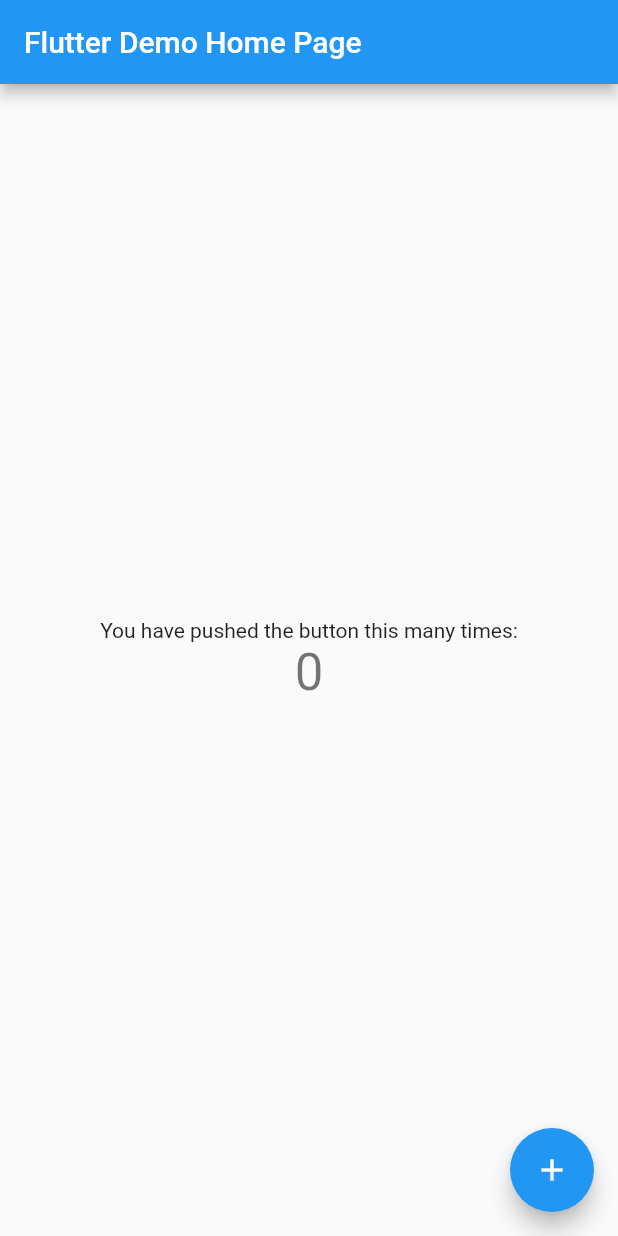
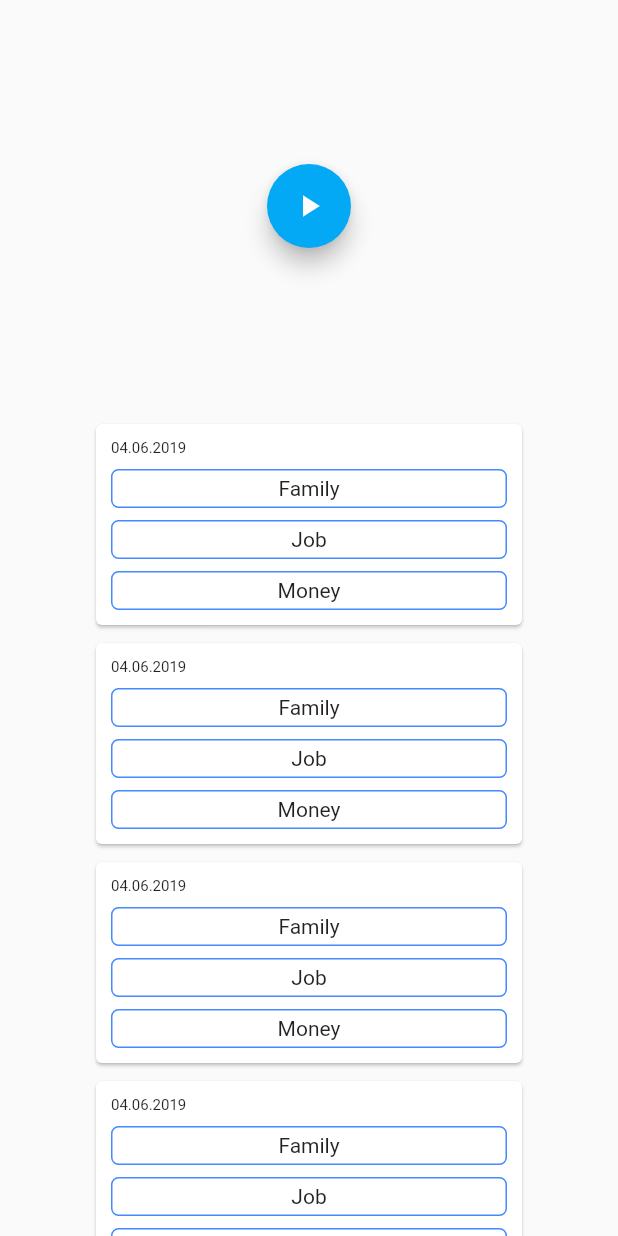
Before and after one commit to VeselinaZatchepina/priorities, a Flutter app: the screen it shows after launch, on a phone screen of 412 x 824 dp. Run offline on Flutter 3.47's test engine with Material 2 defaults, Android fonts, the phone set to English and light mode, and no system bars.

Commit message:
feat: add welcome and main route

```diff
--- /dev/null
+++ b/priorities/lib/entities/latest_test_result.dart
@@ -0,0 +1,36 @@
+class TestResult {
+  String _date;
+  String _firstLevelPriority;
+  String _secondLevelPriority;
+  String _thirdLevelPriority;
+
+  TestResult(this._date,
+      this._firstLevelPriority,
+      this._secondLevelPriority,
+      this._thirdLevelPriority);
+
+  String get date => _date;
+
+  String get firstLevelPriority => _firstLevelPriority;
+
+  String get secondLevelPriority => _secondLevelPriority;
+
+  String get thirdLevelPriority => _thirdLevelPriority;
+
+  setDate(String date) {
+    _date = date;
+  }
+
+  setFirstLevelPriority(String firstLevelPriority) {
+    _firstLevelPriority = firstLevelPriority;
+  }
+
+  setSecondLevelPriority(String secondLevelPriority) {
+    _secondLevelPriority = secondLevelPriority;
+  }
+
+  setThirdLevelPriority(String thirdLevelPriority) {
+    _thirdLevelPriority = thirdLevelPriority;
+  }
+
+}
--- a/priorities/lib/main.dart
+++ b/priorities/lib/main.dart
@@ -1,111 +1,18 @@
 import 'package:flutter/material.dart';
+import 'package:priorities/start_test/main_route.dart';
+import 'package:priorities/welcome/welcome_route.dart';
+
 
 void main() => runApp(MyApp());
 
 class MyApp extends StatelessWidget {
-  // This widget is the root of your application.
   @override
   Widget build(BuildContext context) {
     return MaterialApp(
-      title: 'Flutter Demo',
-      theme: ThemeData(
-        // This is the theme of your application.
-        //
-        // Try running your application with "flutter run". You'll see the
-        // application has a blue toolbar. Then, without quitting the app, try
-        // changing the primarySwatch below to Colors.green and then invoke
-        // "hot reload" (press "r" in the console where you ran "flutter run",
-        // or simply save your changes to "hot reload" in a Flutter IDE).
-        // Notice that the counter didn't reset back to zero; the application
-        // is not restarted.
-        primarySwatch: Colors.blue,
-      ),
-      home: MyHomePage(title: 'Flutter Demo Home Page'),
-    );
+        initialRoute: '/',
+        routes: {
+          '/': (context) => MainRoute(),
+          '/main_route': (context) => MainRoute(),
+        });
   }
 }
-
-class MyHomePage extends StatefulWidget {
-  MyHomePage({Key key, this.title}) : super(key: key);
-
-  // This widget is the home page of your application. It is stateful, meaning
-  // that it has a State object (defined below) that contains fields that affect
-  // how it looks.
-
-  // This class is the configuration for the state. It holds the values (in this
-  // case the title) provided by the parent (in this case the App widget) and
-  // used by the build method of the State. Fields in a Widget subclass are
-  // always marked "final".
-
-  final String title;
-
-  @override
-  _MyHomePageState createState() => _MyHomePageState();
-}
-
-class _MyHomePageState extends State<MyHomePage> {
-  int _counter = 0;
-
-  void _incrementCounter() {
-    setState(() {
-      // This call to setState tells the Flutter framework that something has
-      // changed in this State, which causes it to rerun the build method below
-      // so that the display can reflect the updated values. If we changed
-      // _counter without calling setState(), then the build method would not be
-      // called again, and so nothing would appear to happen.
-      _counter++;
-    });
-  }
-
-  @override
-  Widget build(BuildContext context) {
-    // This method is rerun every time setState is called, for instance as done
-    // by the _incrementCounter method above.
-    //
-    // The Flutter framework has been optimized to make rerunning build methods
-    // fast, so that you can just rebuild anything that needs updating rather
-    // than having to individually change instances of widgets.
-    return Scaffold(
-      appBar: AppBar(
-        // Here we take the value from the MyHomePage object that was created by
-        // the App.build method, and use it to set our appbar title.
-        title: Text(widget.title),
-      ),
-      body: Center(
-        // Center is a layout widget. It takes a single child and positions it
-        // in the middle of the parent.
-        child: Column(
-          // Column is also layout widget. It takes a list of children and
-          // arranges them vertically. By default, it sizes itself to fit its
-          // children horizontally, and tries to be as tall as its parent.
-          //
-          // Invoke "debug painting" (press "p" in the console, choose the
-          // "Toggle Debug Paint" action from the Flutter Inspector in Android
-          // Studio, or the "Toggle Debug Paint" command in Visual Studio Code)
-          // to see the wireframe for each widget.
-          //
-          // Column has various properties to control how it sizes itself and
-          // how it positions its children. Here we use mainAxisAlignment to
-          // center the children vertically; the main axis here is the vertical
-          // axis because Columns are vertical (the cross axis would be
-          // horizontal).
-          mainAxisAlignment: MainAxisAlignment.center,
-          children: <Widget>[
-            Text(
-              'You have pushed the button this many times:',
-            ),
-            Text(
-              '$_counter',
-              style: Theme.of(context).textTheme.display1,
-            ),
-          ],
-        ),
-      ),
-      floatingActionButton: FloatingActionButton(
-        onPressed: _incrementCounter,
-        tooltip: 'Increment',
-        child: Icon(Icons.add),
-      ), // This trailing comma makes auto-formatting nicer for build methods.
-    );
-  }
-}
--- /dev/null
+++ b/priorities/lib/start_test/main_bloc.dart
@@ -0,0 +1,29 @@
+import 'dart:async';
+import 'dart:io';
+
+import 'package:priorities/entities/latest_test_result.dart';
+import 'package:priorities/state/state.dart';
+
+class MainBloc {
+
+  final _latestResultsStreamController = StreamController<LatestResultState>();
+
+  Stream<LatestResultState> get latestResultsStream => _latestResultsStreamController.stream;
+
+  void getLatestTestResults() {
+    _latestResultsStreamController.sink.add(LatestResultState.loading());
+    sleep(const Duration(seconds: 5));
+    _latestResultsStreamController.sink.add(LatestResultState.success([
+      TestResult("04.06.2019", "Family", "Job", "Money"),
+      TestResult("04.06.2019", "Family", "Job", "Money"),
+      TestResult("04.06.2019", "Family", "Job", "Money"),
+      TestResult("04.06.2019", "Family", "Job", "Money"),
+      TestResult("04.06.2019", "Family", "Job", "Money")
+    ]));
+  }
+
+  void dispose() {
+    _latestResultsStreamController.close();
+  }
+
+}
--- /dev/null
+++ b/priorities/lib/start_test/main_route.dart
@@ -0,0 +1,155 @@
+import 'package:flutter/material.dart';
+import 'package:priorities/entities/latest_test_result.dart';
+import 'package:priorities/start_test/main_bloc.dart';
+import 'package:priorities/state/state.dart';
+
+class MainRoute extends StatefulWidget {
+  @override
+  _MainRouteState createState() => _MainRouteState();
+}
+
+class _MainRouteState extends State<MainRoute> {
+  MainBloc _mainBloc;
+
+  @override
+  Widget build(BuildContext context) {
+    return Scaffold(
+      body: SafeArea(
+        child: Column(
+          children: <Widget>[
+            Expanded(flex: 3, child: _defineStartButton()),
+            Expanded(flex: 6, child: _defineLatestResultsList())
+          ],
+        ),
+      ),
+    );
+  }
+
+  @override
+  void initState() {
+    _mainBloc = MainBloc();
+    _mainBloc.getLatestTestResults();
+    super.initState();
+  }
+
+  Widget _defineStartButton() {
+    return Container(
+      alignment: AlignmentDirectional.center,
+      child: FloatingActionButton(
+        onPressed: () {},
+        child: Icon(Icons.play_arrow),
+        backgroundColor: Colors.lightBlue,
+      ),
+    );
+  }
+
+  Widget _defineLatestResultsList() {
+    return StreamBuilder<LatestResultState>(
+      stream: _mainBloc.latestResultsStream,
+      initialData: LatestResultState.init(),
+      builder: (context, snapshot) {
+        if (snapshot.data is LatestResultInit) {
+          return Container();
+        }
+
+        if (snapshot.data is LatestResultLoading) {
+          return _buildLoading();
+        }
+
+        if (snapshot.data is LatestResultError) {
+          return _buildError();
+        }
+
+        if (snapshot.data is LatestResultSuccess) {
+          LatestResultSuccess latestResults = snapshot.data;
+          if (latestResults.testResults.isNotEmpty) {
+            return _buildDescriptionArea(latestResults.testResults);
+          } else {
+            return _buildError();
+          }
+        }
+      },
+    );
+  }
+
+  Widget _buildLoading() {
+    return Center(
+      child: CircularProgressIndicator(),
+    );
+  }
+
+  Widget _buildError() {
+    return Center(
+      child: Text('Ooops...list is empty'),
+    );
+  }
+
+  Widget _buildDescriptionArea(List<TestResult> latestResults) {
+    return Padding(
+      padding: const EdgeInsets.only(left: 60.0, right: 60.0, top: 0.0),
+      child: Center(
+        child: ListView.builder(
+            itemCount: latestResults.length,
+            itemBuilder: (BuildContext context, int index) {
+              return _buildListViewItem(latestResults[index]);
+            }),
+      ),
+    );
+  }
+
+  Widget _buildListViewItem(TestResult latestResult) {
+    return Padding(
+      padding: const EdgeInsets.only(top: 4.0),
+      child: Card(
+        child: Padding(
+          padding: const EdgeInsets.all(10.0),
+          child: Column(
+            children: <Widget>[
+              Container(
+                  alignment: AlignmentDirectional.centerStart,
+                  child: Text(
+                    latestResult.date,
+                    style: TextStyle(fontSize: 10),
+                  )),
+              _createBorderedText(latestResult.firstLevelPriority),
+              _createBorderedText(latestResult.secondLevelPriority),
+              _createBorderedText(latestResult.thirdLevelPriority),
+            ],
+          ),
+        ),
+      ),
+    );
+  }
+
+  Widget _createBorderedText(String text) {
+    return Padding(
+      padding: const EdgeInsets.only(top: 8.0),
+      child: SizedBox(
+        width: double.infinity,
+        child: Container(
+            alignment: AlignmentDirectional.center,
+            decoration: _circleBorderDecoration(),
+            child: Padding(
+              padding: const EdgeInsets.all(4.0),
+              child: Text(
+                text,
+                style: TextStyle(),
+              ),
+            )),
+      ),
+    );
+  }
+
+  BoxDecoration _circleBorderDecoration() {
+    return BoxDecoration(
+      border: Border.all(width: 1.0, color: Colors.blueAccent),
+      borderRadius: BorderRadius.all(Radius.circular(5.0)),
+    );
+  }
+
+  @override
+  void dispose() {
+    _mainBloc.dispose();
+    super.dispose();
+  }
+}
--- /dev/null
+++ b/priorities/lib/state/state.dart
@@ -0,0 +1,27 @@
+import 'package:priorities/entities/latest_test_result.dart';
+
+class LatestResultState {
+  LatestResultState();
+
+  factory LatestResultState.success(List<TestResult> testResults) =>
+      LatestResultSuccess(testResults);
+
+  factory LatestResultState.loading() => LatestResultLoading();
+
+  factory LatestResultState.error() => LatestResultError();
+
+  factory LatestResultState.init() => LatestResultInit();
+}
+
+class LatestResultInit extends LatestResultState {}
+
+class LatestResultLoading extends LatestResultState {}
+
+class LatestResultSuccess extends LatestResultState {
+
+  LatestResultSuccess(this.testResults);
+
+  final List<TestResult> testResults;
+}
+
+class LatestResultError extends LatestResultState {}
--- /dev/null
+++ b/priorities/lib/welcome/welcome_route.dart
@@ -0,0 +1,46 @@
+import 'package:flutter/material.dart';
+
+class WelcomeRoute extends StatelessWidget {
+  @override
+  Widget build(BuildContext context) {
+    return Scaffold(
+        body: SafeArea(
+            child: Container(
+      child: Column(
+        children: <Widget>[
+          _defineCloseWelcomeRouteBtn(context),
+          _defineWelcomeText()
+        ],
+      ),
+    )));
+  }
+
+  Widget _defineCloseWelcomeRouteBtn(BuildContext context) {
+    return Container(
+      alignment: AlignmentDirectional.centerEnd,
+      child: RawMaterialButton(
+        onPressed: () {
+          Navigator.pushNamed(context, '/main_route');
+        },
+        child: Icon(Icons.clear),
+        shape: CircleBorder(side: BorderSide(color: Colors.black)),
+      ),
+    );
+  }
+
+  Widget _defineWelcomeText() {
+    return Expanded(
+      child: Container(
+        alignment: AlignmentDirectional.center,
+        child: Padding(
+          padding: const EdgeInsets.only(bottom: 100.0, left: 20, right: 20),
+          child: Text(
+            "This application will help you to define your life priorities.\nJust press \"Play\" button!",
+            style: TextStyle(fontSize: 20.0),
+            textAlign: TextAlign.center,
+          ),
+        ),
+      ),
+    );
+  }
+}
```
Also changed, not shown: 1 other file.
